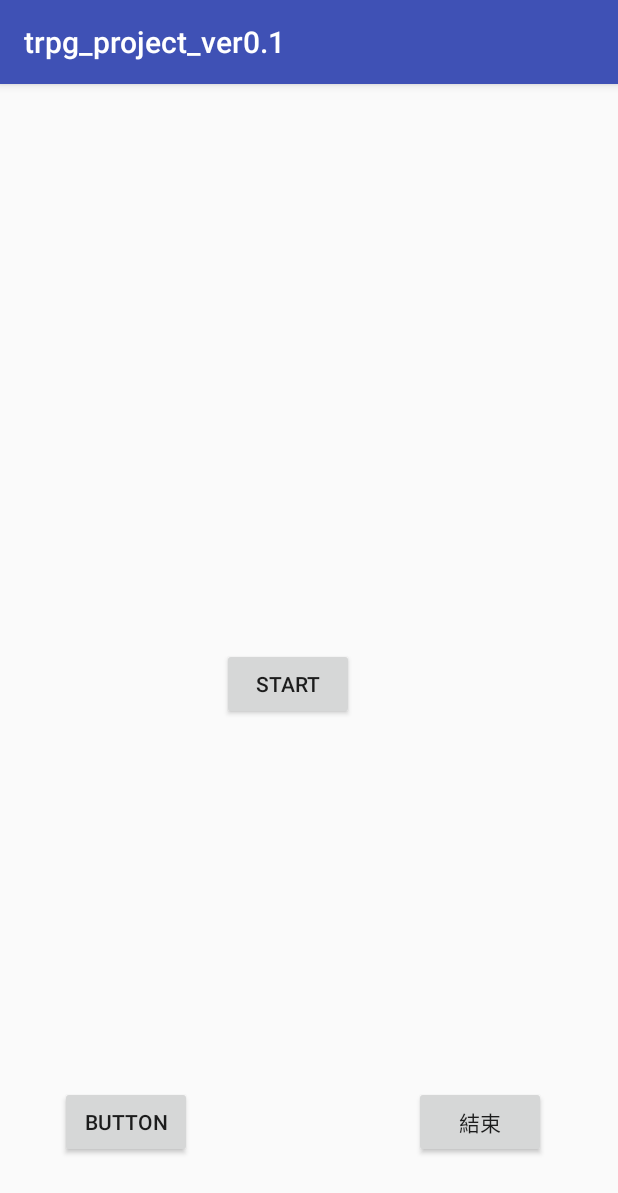
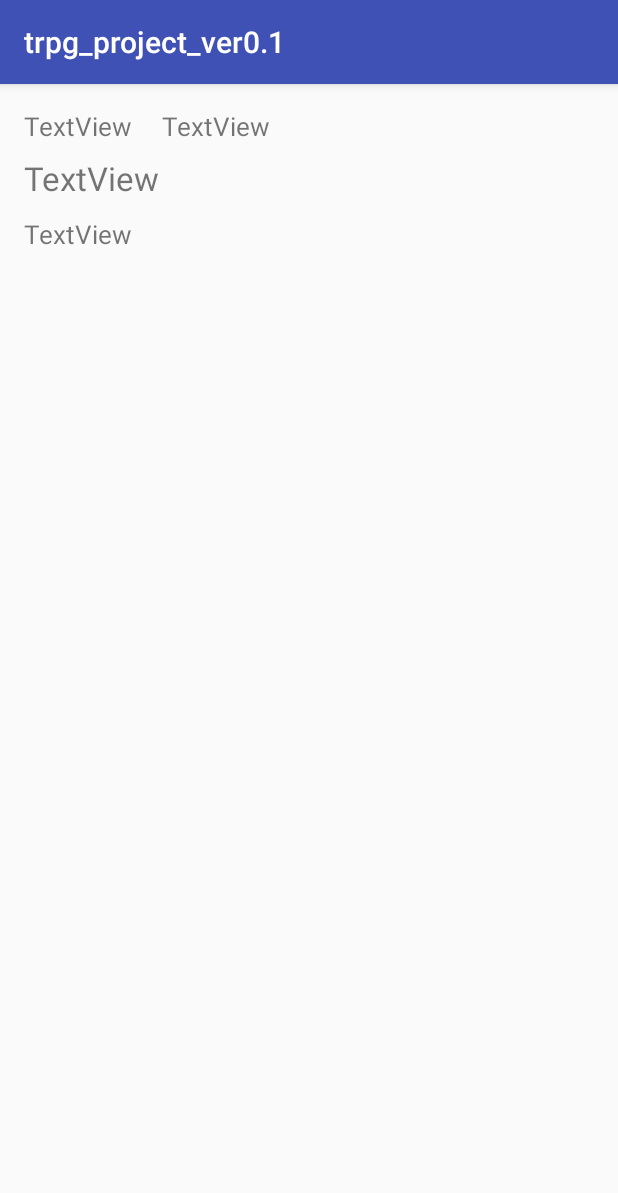
Before and after one commit to chin-cheng/trpg_project, an Android app: the screen it shows after launch (PlayActivity before the commit, ChooseplayActivity after it), after a tap on "遊玩", on a phone screen of 412 x 824 dp. Shown: the top 1193 px of the screen. Run offline under Robolectric (Android 15) with nearby library versions, the phone set to English and light mode, and no system bars; our stand-ins replace Firebase (no records; nobody signed in at launch, a user with empty details on screens opened directly); 4 statements that could not run were skipped; 1 other tap on this screen came first.

Commit message:
create chooseplay choosecreat postchoose edit mainactivity.

```diff
--- a/app/src/main/AndroidManifest.xml
+++ b/app/src/main/AndroidManifest.xml
@@ -33,7 +33,9 @@
         <activity android:name=".RegisterActivity" />
         <activity android:name=".ProfileActivity" />
         <activity android:name=".PlayActivity" />
-        <activity android:name=".CreateGameActivity"></activity>
+        <activity android:name=".CreateGameActivity" />
+        <activity android:name=".ChooseplayActivity" />
+        <activity android:name=".ChoosecreateActivity"></activity>
     </application>
 
 </manifest>
--- /dev/null
+++ b/app/src/main/java/com/example/user/trpg_project_ver01/ChooseplayActivity.java
@@ -0,0 +1,96 @@
+package com.example.user.trpg_project_ver01;
+
+import android.os.Bundle;
+import android.support.annotation.NonNull;
+import android.support.v7.app.AppCompatActivity;
+import android.util.Log;
+import android.widget.TextView;
+
+import com.google.firebase.auth.FirebaseAuth;
+import com.google.firebase.database.DataSnapshot;
+import com.google.firebase.database.DatabaseError;
+import com.google.firebase.database.DatabaseReference;
+import com.google.firebase.database.FirebaseDatabase;
+import com.google.firebase.database.ValueEventListener;
+
+public class ChooseplayActivity extends AppCompatActivity {
+    TextView tv, tv1, tv2, tvle;
+    private  final String TAG="";
+    private FirebaseAuth mAUTH;
+    private DatabaseReference mDatabase;
+    @Override
+    protected void onCreate(Bundle savedInstanceState) {
+        super.onCreate(savedInstanceState);
+        setContentView(R.layout.activity_chooseplay);
+        mAUTH = FirebaseAuth.getInstance();
+        FirebaseDatabase mDatabase = FirebaseDatabase.getInstance();
+        tv1 = findViewById(R.id.tv1);
+        tv2 = findViewById(R.id.tv2);
+        tv = findViewById(R.id.tv);
+        tvle = findViewById(R.id.tvle);
+        DatabaseReference myRef = mDatabase.getReference("story/storyname");
+        Log.d("TA6", "key: " + myRef.getKey());
+        myRef.addValueEventListener(new ValueEventListener()  {
+                        @Override
+                        public void onDataChange(@NonNull DataSnapshot dataSnapshot) {
+                            Postchoose value = dataSnapshot.getValue(Postchoose.class);
+                            tvle.setText(value.style);
+                            tv1.setText(value.title);
+                            tv2.setText(value.author_uid);
+                            tv.setText(value.storyintro);
+                        }
+                        @Override
+                        public void onCancelled(@NonNull DatabaseError databaseError) {
+                            Log.w("AG", "oncancelled.", databaseError.toException());
+                        }
+                    });
+
+
+
+
+                }
+
+        }
+
+
+
+ /*   String interest[] = new String[]{"小明的故事", "文學與垃圾", "自我介紹"};
+    String detail[] = new String[]{"身為一個小明，發生什麼事都很正常的", "文學是門藝術，但不是人人懂", "這是你的故事，你自己看著辦"};
+    String author[] = new String[]{"作者A","作者B","作者C"};
+    String style[] = new String[]{"類型A","類型B","類型C"};
+    ArrayList<HashMap<String, Object>> list = new ArrayList<HashMap<String, Object>>();
+    SimpleAdapter adapter;*/
+// userUID =  user.getUid();
+
+/*   tv2.setText(value.content);*/
+               /* Log.d("TAG", "br" + value.);
+                Log.d("TAgh", "ch" + value.chapter);
+                Log.d("TAGj", "stiry" + value.story);*/
+
+
+        /*for (int i = 0; i < interest.length; i++) {
+            HashMap<String, Object> item = new HashMap<String, Object>();
+            item.put("interest", interest[i]);
+            item.put("detail", detail[i]);
+            item.put("author", author[i]);
+            item.put("style", style[i]);
+            list.add(item);
+        }
+        adapter = new SimpleAdapter(
+                this,
+                list,
+                R.layout.activity_chooseplay,
+                new String[]{"author","style", "interest", "detail"},
+                new int[]{R.id.tvle,R.id.tv2, R.id.tv1, R.id.tv}
+        );
+        setListAdapter(adapter);
+    }
+    private ListView.OnItemClickListener listener = new ListView.OnItemClickListener() {
+        @Override
+        public void onItemClick(AdapterView<?> parent, View view , int position , long id){
+            intent = new Intent(getApplicationContext(),PlayActivity.class);
+            intent.setClass(getApplicationContext(),PlayActivity.class);
+            intent.putExtra("item",position);
+            startActivity(intent);
+
+        }*/
--- a/app/src/main/java/com/example/user/trpg_project_ver01/MainActivity.java
+++ b/app/src/main/java/com/example/user/trpg_project_ver01/MainActivity.java
@@ -13,6 +13,7 @@ import android.support.v7.widget.Toolbar;
 import android.util.Log;
 import android.view.Menu;
 import android.view.MenuItem;
+import android.view.View;
 import android.widget.Button;
 import android.widget.TextView;
 import android.widget.Toast;
@@ -36,17 +37,19 @@ public class MainActivity extends AppCompatActivity
      * 創建遊戲頁面_CreateGameActivity.java
      * 遊玩介面_PlayActivity.java
      * 個人資料頁面_ProfileActivity.java
+     * 遊玩前選擇畫面_ChooseplayActivity
+     * 創造前選擇畫面_ChoosecreateActivity
      * by CHANG,CHIN-CHENG
      * */
 
-    Button testbtn;
-    TextView username;
+    Button cc,py;
     FirebaseUser user;
     @Override
     protected void onCreate(Bundle savedInstanceState) {
         super.onCreate(savedInstanceState);
         setContentView(R.layout.activity_main);
-
+        Button cc = (Button)findViewById(R.id.button);
+        Button py = (Button)findViewById(R.id.button2);
         Toolbar toolbar = (Toolbar) findViewById(R.id.toolbar);
         setSupportActionBar(toolbar);
 //寫入測試
@@ -76,7 +79,6 @@ public class MainActivity extends AppCompatActivity
         //-----
 
         FirebaseUser user = FirebaseAuth.getInstance().getCurrentUser();
-        username=(TextView) findViewById(R.id.na);
        // username.setText(user.getUid());
 
 
@@ -121,7 +123,16 @@ public class MainActivity extends AppCompatActivity
 //崩潰測試結束
 */
     }
-
+    public void cc(View v){
+        Intent intent = new Intent();
+        intent.setClass(this,ChoosecreateActivity.class);
+        startActivity(intent);
+    }
+    public void py(View v){
+        Intent intent = new Intent();
+        intent.setClass(this,ChooseplayActivity.class);
+        startActivity(intent);
+    }
     @Override
     public void onBackPressed() {
         DrawerLayout drawer = (DrawerLayout) findViewById(R.id.drawer_layout);
--- /dev/null
+++ b/app/src/main/res/layout/activity_chooseplay.xml
@@ -0,0 +1,54 @@
+<?xml version="1.0" encoding="utf-8"?>
+<android.support.constraint.ConstraintLayout xmlns:android="http://schemas.android.com/apk/res/android"
+    xmlns:app="http://schemas.android.com/apk/res-auto"
+    xmlns:tools="http://schemas.android.com/tools"
+    android:layout_width="match_parent"
+    android:layout_height="match_parent"
+    tools:context=".ChooseplayActivity">
+
+    <TextView
+        android:id="@+id/tv1"
+        android:layout_width="wrap_content"
+        android:layout_height="wrap_content"
+        android:layout_marginStart="16dp"
+        android:layout_marginTop="48dp"
+        android:text="TextView"
+        android:textSize="22dp"
+        app:layout_constraintStart_toStartOf="parent"
+        app:layout_constraintTop_toTopOf="parent" />
+
+    <TextView
+        android:id="@+id/tv2"
+        android:layout_width="wrap_content"
+        android:layout_height="21dp"
+        android:layout_marginStart="108dp"
+        android:layout_marginTop="16dp"
+        android:text="TextView"
+        android:textSize="17dp"
+        app:layout_constraintStart_toStartOf="parent"
+        app:layout_constraintTop_toTopOf="parent" />
+
+    <TextView
+        android:id="@+id/tvle"
+        android:layout_width="wrap_content"
+        android:layout_height="21dp"
+        android:layout_marginStart="16dp"
+        android:layout_marginTop="16dp"
+        android:text="TextView"
+        android:textSize="17dp"
+        app:layout_constraintStart_toStartOf="parent"
+        app:layout_constraintTop_toTopOf="parent" />
+
+    <TextView
+        android:id="@+id/tv"
+        android:layout_width="wrap_content"
+        android:layout_height="21dp"
+        android:layout_marginStart="16dp"
+        android:layout_marginTop="88dp"
+        android:text="TextView"
+        android:textSize="17dp"
+        app:layout_constraintStart_toStartOf="parent"
+        app:layout_constraintTop_toTopOf="parent" />
+    android:textSize="22dp"
+
+</android.support.constraint.ConstraintLayout>
--- a/app/src/main/res/layout/app_bar_main.xml
+++ b/app/src/main/res/layout/app_bar_main.xml
@@ -20,6 +20,8 @@
 
     </android.support.design.widget.AppBarLayout>
 
-    <include layout="@layout/content_main" />
+    <include
+        layout="@layout/content_main"
+        android:layout_height="273dp" />
 
 </android.support.design.widget.CoordinatorLayout>
```
Also changed, not shown: app/src/main/java/com/example/user/trpg_project_ver01/ChoosecreateActivity.java (added, +13 -0 lines), app/src/main/java/com/example/user/trpg_project_ver01/Postchoose.java (added, +39 -0 lines), app/src/main/res/layout/activity_choosecreate.xml (added, +9 -0 lines), app/src/main/res/layout/content_main.xml (+33 -10 lines).
